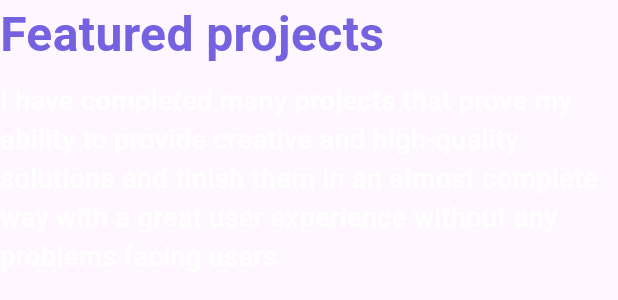
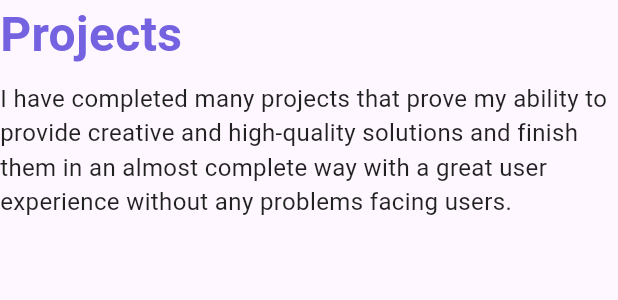
Before and after one commit to Vivekkurre1/vivek_portfolio, a Flutter app: the ProjectsIntro widget shown alone on an empty page, opened directly, on a phone screen of 412 x 824 dp. Shown: the top 300 px of the screen. Run offline on Flutter 3.47's test engine with Material 3 defaults, Android fonts, the phone set to English and light mode, and no system bars; our stand-ins replace auto_size_text, cached_network_image, equatable, flutter_bloc, flutter_svg, font_awesome_flutter; missing offline and left inert: dart:js, universal_html; network calls fail.

Commit message:
samll changes

```diff
--- a/lib/core/utils/app_strings.dart
+++ b/lib/core/utils/app_strings.dart
@@ -9,7 +9,7 @@ abstract class AppStrings {
   static const String experienceMsg =
       'Years of experience, Specialized in building apps, while ensuring a seamless web experience for end users.';
   static const String servicesIOffer = 'The services i offer:';
-  static const String featuredProjects = 'Featured projects';
+  static const String featuredProjects = 'Projects';
   static const String projectsMsg =
       "I have completed many projects that prove my ability to provide creative and high-quality solutions and finish them in an almost complete way with a great user experience without any problems facing users.";
   static const String contactMsg =
--- a/lib/presentation/widgets/body/achievements/achievements.dart
+++ b/lib/presentation/widgets/body/achievements/achievements.dart
@@ -65,14 +65,17 @@ class AchievementCard extends StatelessWidget {
       if (deviceWidth < DeviceType.mobile.getMaxWidth()) {
         return theme.textTheme.headlineSmall?.copyWith(
           fontWeight: FontWeight.w700,
+          color: Colors.black,
         );
       } else if (deviceWidth < DeviceType.ipad.getMaxWidth()) {
         return theme.textTheme.headlineMedium?.copyWith(
           fontWeight: FontWeight.w700,
+          color: Colors.black,
         );
       } else {
         return theme.textTheme.headlineLarge?.copyWith(
           fontWeight: FontWeight.w700,
+          color: Colors.black,
         );
       }
     }
@@ -83,18 +86,21 @@ class AchievementCard extends StatelessWidget {
           fontWeight: FontWeight.w500,
           color: Colors.green[900],
           decoration: TextDecoration.underline,
+          decorationColor: Colors.green[900],
         );
       } else if (deviceWidth < DeviceType.ipad.getMaxWidth()) {
         return theme.textTheme.titleMedium?.copyWith(
           fontWeight: FontWeight.w500,
           color: Colors.green[900],
           decoration: TextDecoration.underline,
+          decorationColor: Colors.green[900],
         );
       } else {
         return theme.textTheme.titleLarge?.copyWith(
           fontWeight: FontWeight.w500,
           color: Colors.green[900],
           decoration: TextDecoration.underline,
+          decorationColor: Colors.green[900],
         );
       }
     }
--- a/lib/presentation/widgets/body/projects/projects_intro.dart
+++ b/lib/presentation/widgets/body/projects/projects_intro.dart
@@ -1,26 +1,30 @@
 import 'package:flutter/material.dart';
+import 'package:flutter_bloc/flutter_bloc.dart';
+import 'package:vivek_portfolio/core/utils/app_enums.dart';
+import 'package:vivek_portfolio/core/utils/app_extensions.dart';
+import 'package:vivek_portfolio/core/utils/theme_cubit.dart';
 
 import '../../../../core/utils/app_strings.dart';
-import '../../../../core/utils/app_styles.dart';
 
 class ProjectsIntro extends StatelessWidget {
   const ProjectsIntro({super.key});
 
   @override
   Widget build(BuildContext context) {
+    var theme = context.watch<ThemeCubit>().state.themeData;
     return Column(
       crossAxisAlignment: CrossAxisAlignment.start,
       children: [
         FittedBox(
           child: Text(
-            AppStrings.featuredProjects,
-            style: AppStyles.s32,
+            AppBarHeaders.projects.getString(),
+            style: theme.textTheme.displayMedium,
           ),
         ),
         const SizedBox(height: 8),
         Text(
           AppStrings.projectsMsg,
-          style: AppStyles.s18,
+          style: theme.textTheme.bodyLarge?.copyWith(color: theme.hintColor),
           softWrap: true,
         ),
       ],
```
